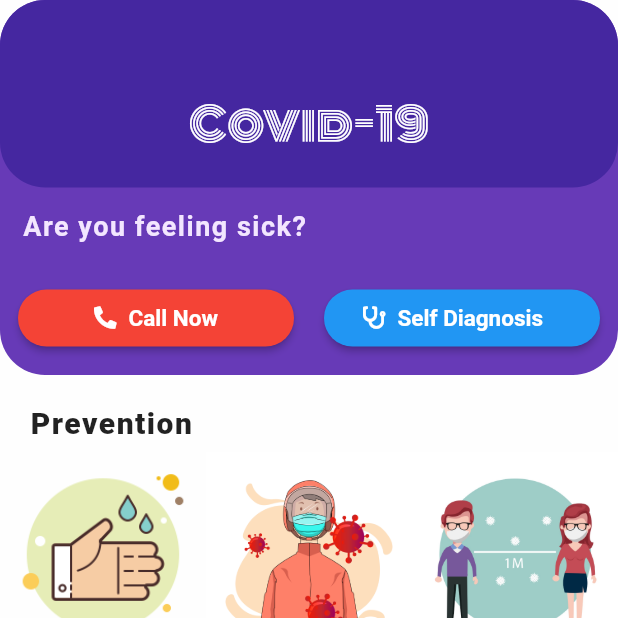
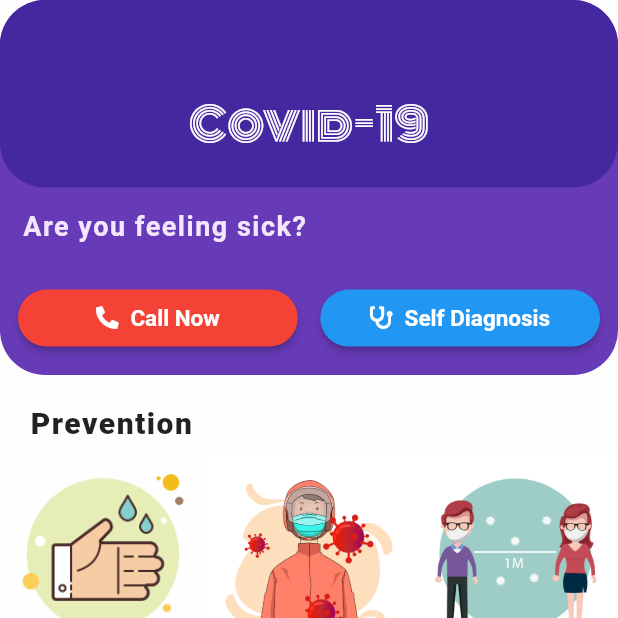
Before and after one commit to s-suryakiran/COVID-Fight, a Flutter app: the screen it shows after launch, on a phone screen of 412 x 824 dp, the top half of it. Run offline on Flutter 3.47's test engine with Material 2 defaults, Android fonts, the phone set to English and light mode, and no system bars; our stand-ins replace flutter_svg, font_awesome_flutter; missing offline and left inert: watson_assistant_v2; Roboto replaces fonts that are missing (Comfortaa).

Commit message:
Yet another commit!!!

```diff
--- a/lib/home_screen.dart
+++ b/lib/home_screen.dart
@@ -11,7 +11,9 @@ class HomeScreen extends StatelessWidget {
   @override
   Widget build(BuildContext context) {
     return Scaffold(
-        body: Column(
+        resizeToAvoidBottomInset: false,
+        body: SingleChildScrollView(
+          child: Column(
       children: <Widget>[
           Container(
             width: double.infinity,
@@ -98,7 +100,7 @@ class HomeScreen extends StatelessWidget {
                         ),
                       ),
                       SizedBox(
-                      width: 20,
+                        width: 15,
                       ),
                       Expanded(
                         child: RaisedButton(
@@ -113,6 +115,7 @@ class HomeScreen extends StatelessWidget {
                               borderRadius: BorderRadius.circular(5),
                             ),
                             child: Row(
+                              mainAxisAlignment: MainAxisAlignment.center,
                               children: <Widget>[
                                 Icon(
                                   FontAwesomeIcons.stethoscope,
@@ -146,27 +149,29 @@ class HomeScreen extends StatelessWidget {
                 style: kTextStyle,
               )),
           Padding(
-          padding: const EdgeInsets.only(top:8.0),
+            padding: const EdgeInsets.only(top: 8.0),
             child: Row(
 //            crossAxisAlignment: CrossAxisAlignment.start,
               children: <Widget>[
                 Expanded(
-
                   child: Column(
                     mainAxisAlignment: MainAxisAlignment.center,
                     children: <Widget>[
-                    Image.asset("assets/images/wash.png",),
+                      Image.asset(
+                        "assets/images/wash.png",
+                      ),
                       Text("Wash hands"),
                       Text("frequently")
                     ],
                   ),
                 ),
                 Expanded(
-
                   child: Column(
                     mainAxisAlignment: MainAxisAlignment.center,
                     children: <Widget>[
-                    Image.asset("assets/images/mask.jpg",),
+                      Image.asset(
+                        "assets/images/mask.jpg",
+                      ),
                       Text("Wear"),
                       Text("Masks")
                     ],
@@ -176,17 +181,19 @@ class HomeScreen extends StatelessWidget {
                   child: Column(
                     mainAxisAlignment: MainAxisAlignment.center,
                     children: <Widget>[
-                    Image.asset("assets/images/socialdistance.jpeg",),
+                      Image.asset(
+                        "assets/images/socialdistance.jpeg",
+                      ),
                       Text("Social"),
                       Text("Distancing")
                     ],
                   ),
                 ),
-
               ],
             ),
           )
       ],
+    ),
         ));
   }
 }
```
Lines whose indentation alone changed are shown as unchanged.
